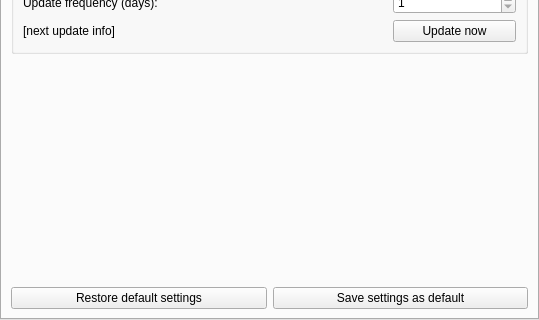
The window that plugins/Supernovae/src/gui/supernovaeDialog.ui (519984307/stellarium_src) describes before a commit, drawn with Qt 5; both pictures show x 0 to 539 and y 147 to 467 of the 539 by 467 pixel window.
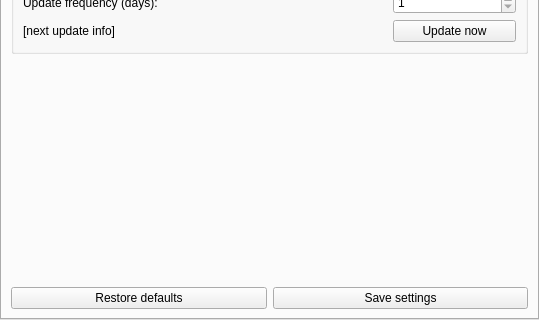
The same window after the commit. Custom widgets are drawn as their Qt base class.

The edit to the form file:
```diff
--- a/plugins/Supernovae/src/gui/supernovaeDialog.ui
+++ b/plugins/Supernovae/src/gui/supernovaeDialog.ui
@@ -250,7 +250,7 @@
             </sizepolicy>
            </property>
            <property name="text">
-            <string>Restore default settings</string>
+            <string>Restore defaults</string>
            </property>
           </widget>
          </item>
@@ -263,7 +263,7 @@
             </sizepolicy>
            </property>
            <property name="text">
-            <string>Save settings as default</string>
+            <string>Save settings</string>
            </property>
           </widget>
          </item>
```
Left out of the diff: 11 changed lines with no effect on the pictures.
